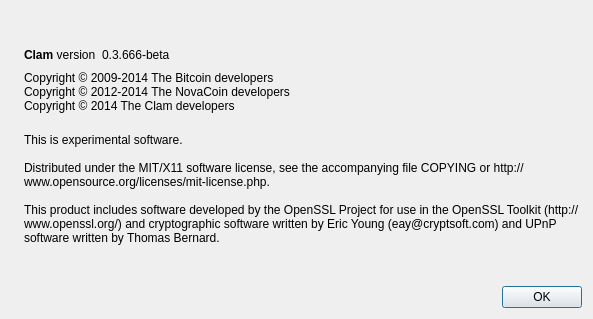
First picture: the form in src/qt/forms/aboutdialog.ui, repository coinkeeper/2015-06-22_18-55_clams, before the edit.
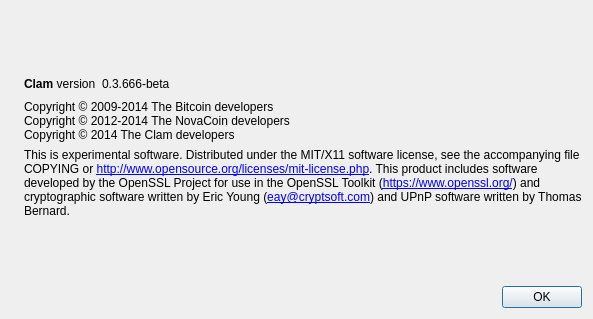
Second picture: the form after the edit. Icons and pictures are not drawn.

Commit message: Make links on 'About Bitcoin Core' into clickable (squashed 5 comits into one)

The edit to the form file:
```diff
--- a/src/qt/forms/aboutdialog.ui
+++ b/src/qt/forms/aboutdialog.ui
@@ -109,9 +109,12 @@
         <string>
 This is experimental software.
 
-Distributed under the MIT/X11 software license, see the accompanying file COPYING or http://www.opensource.org/licenses/mit-license.php.
+Distributed under the MIT/X11 software license, see the accompanying file COPYING or &lt;a href=&quot;http://www.opensource.org/licenses/mit-license.php&quot;&gt;http://www.opensource.org/licenses/mit-license.php&lt;/a&gt;.
 
-This product includes software developed by the OpenSSL Project for use in the OpenSSL Toolkit (http://www.openssl.org/) and cryptographic software written by Eric Young (eay@cryptsoft.com) and UPnP software written by Thomas Bernard.</string>
+This product includes software developed by the OpenSSL Project for use in the OpenSSL Toolkit (&lt;a href=&quot;https://www.openssl.org/&quot;&gt;https://www.openssl.org/&lt;/a&gt;) and cryptographic software written by Eric Young (&lt;a href=&quot;mailto:eay@cryptsoft.com&quot;&gt;eay@cryptsoft.com&lt;/a&gt;) and UPnP software written by Thomas Bernard.</string>
+       </property>
+       <property name="textFormat">
+        <enum>Qt::RichText</enum>
        </property>
        <property name="wordWrap">
         <bool>true</bool>
```
